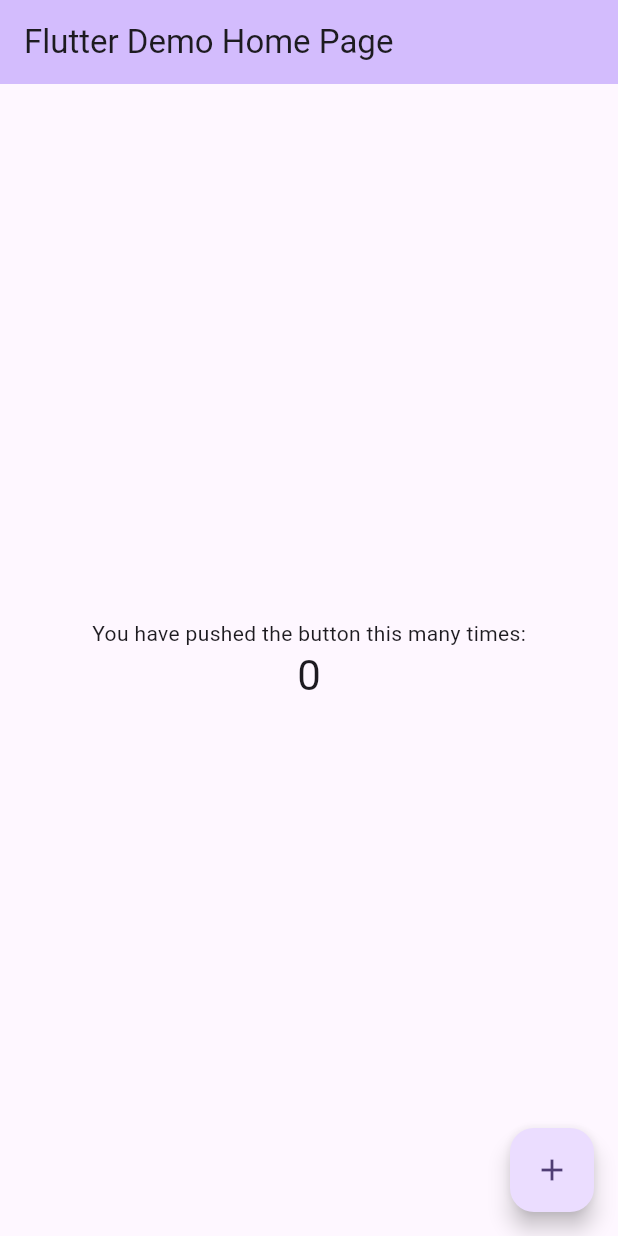
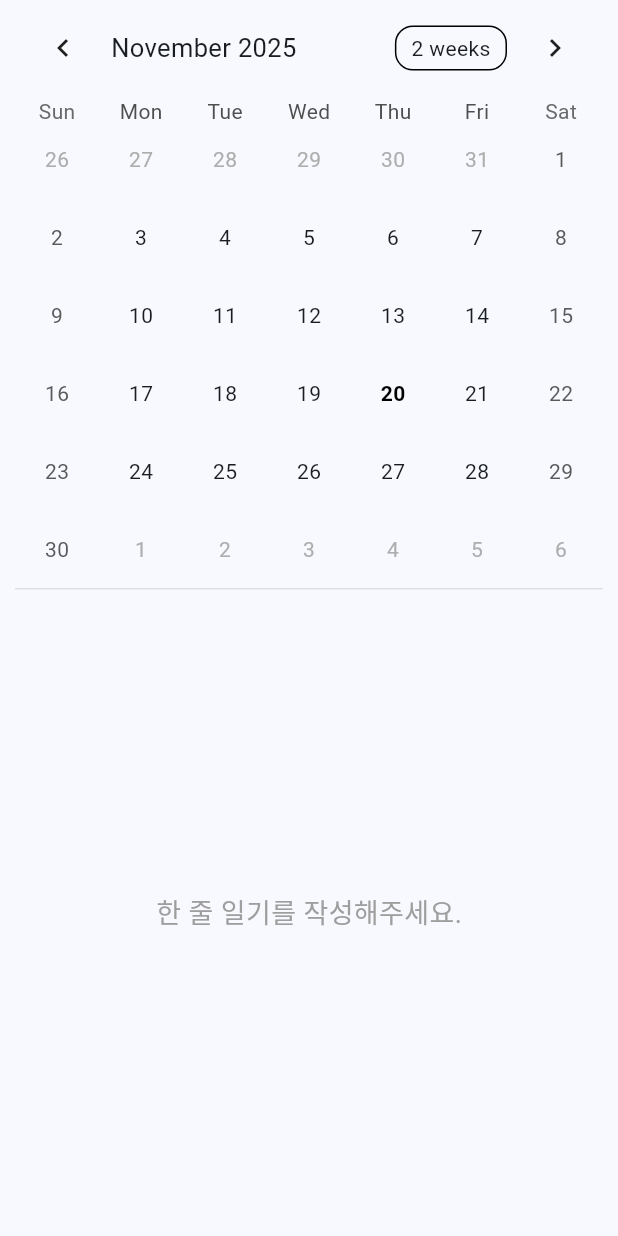
Before and after one commit to owen151128/flutter_study, a Flutter app: the screen it shows after launch, on a phone screen of 412 x 824 dp. Run offline on Flutter 3.47's test engine with Material 3 defaults, Android fonts, the phone set to English and light mode, and no system bars; drawn by our look-alikes of table_calendar; our stand-ins replace flutter_riverpod.

Commit message:
WIP 251120 093109

```diff
--- /dev/null
+++ b/one_line_diary/lib/features/main/screens/main_screen.dart
@@ -0,0 +1,56 @@
+import 'package:flutter/material.dart';
+import 'package:table_calendar/table_calendar.dart';
+
+class MainScreen extends StatelessWidget {
+  const MainScreen({super.key});
+
+  @override
+  Widget build(BuildContext context) => Scaffold(
+    body: SafeArea(
+      child: Padding(
+        padding: EdgeInsets.symmetric(horizontal: 10),
+        child: Column(
+          children: [
+            TableCalendar(
+              focusedDay: DateTime.now(),
+              firstDay: DateTime.utc(1900, 1, 1),
+              lastDay: DateTime(3000, 12, 31),
+              calendarStyle: CalendarStyle(
+                todayDecoration: BoxDecoration(color: Colors.transparent),
+                todayTextStyle: TextStyle(
+                  color: Colors.black,
+                  fontWeight: FontWeight.bold,
+                ),
+              ),
+            ),
+            Divider(height: 1, color: Colors.grey.shade300),
+            Expanded(
+              child: Center(
+                child: Text(
+                  "한 줄 일기를 작성해주세요.",
+                  style: TextStyle(color: Colors.grey, fontSize: 18),
+                ),
+              ),
+              // child: ListView.builder(
+              //   itemCount: 20,
+              //   itemBuilder: (context, index) {
+              //     return ListTile(
+              //       title: Text(
+              //         "더미 문자열 입니다 123",
+              //         style: TextStyle(fontSize: 24, color: Colors.black),
+              //         // TextStyle(color: Colors.grey, fontSize: 18)
+              //       ),
+              //       trailing: Text(
+              //         "12:34",
+              //         style: TextStyle(color: Colors.grey, fontSize: 12),
+              //       ),
+              //     );
+              //   },
+              // ),
+            ),
+          ],
+        ),
+      ),
+    ),
+  );
+}
--- a/one_line_diary/lib/main.dart
+++ b/one_line_diary/lib/main.dart
@@ -1,122 +1,5 @@
 import 'package:flutter/material.dart';
+import 'package:flutter_riverpod/flutter_riverpod.dart';
+import 'package:one_line_diary/one_line_diary_app.dart';
 
-void main() {
-  runApp(const MyApp());
-}
-
-class MyApp extends StatelessWidget {
-  const MyApp({super.key});
-
-  // This widget is the root of your application.
-  @override
-  Widget build(BuildContext context) {
-    return MaterialApp(
-      title: 'Flutter Demo',
-      theme: ThemeData(
-        // This is the theme of your application.
-        //
-        // TRY THIS: Try running your application with "flutter run". You'll see
-        // the application has a purple toolbar. Then, without quitting the app,
-        // try changing the seedColor in the colorScheme below to Colors.green
-        // and then invoke "hot reload" (save your changes or press the "hot
-        // reload" button in a Flutter-supported IDE, or press "r" if you used
-        // the command line to start the app).
-        //
-        // Notice that the counter didn't reset back to zero; the application
-        // state is not lost during the reload. To reset the state, use hot
-        // restart instead.
-        //
-        // This works for code too, not just values: Most code changes can be
-        // tested with just a hot reload.
-        colorScheme: ColorScheme.fromSeed(seedColor: Colors.deepPurple),
-      ),
-      home: const MyHomePage(title: 'Flutter Demo Home Page'),
-    );
-  }
-}
-
-class MyHomePage extends StatefulWidget {
-  const MyHomePage({super.key, required this.title});
-
-  // This widget is the home page of your application. It is stateful, meaning
-  // that it has a State object (defined below) that contains fields that affect
-  // how it looks.
-
-  // This class is the configuration for the state. It holds the values (in this
-  // case the title) provided by the parent (in this case the App widget) and
-  // used by the build method of the State. Fields in a Widget subclass are
-  // always marked "final".
-
-  final String title;
-
-  @override
-  State<MyHomePage> createState() => _MyHomePageState();
-}
-
-class _MyHomePageState extends State<MyHomePage> {
-  int _counter = 0;
-
-  void _incrementCounter() {
-    setState(() {
-      // This call to setState tells the Flutter framework that something has
-      // changed in this State, which causes it to rerun the build method below
-      // so that the display can reflect the updated values. If we changed
-      // _counter without calling setState(), then the build method would not be
-      // called again, and so nothing would appear to happen.
-      _counter++;
-    });
-  }
-
-  @override
-  Widget build(BuildContext context) {
-    // This method is rerun every time setState is called, for instance as done
-    // by the _incrementCounter method above.
-    //
-    // The Flutter framework has been optimized to make rerunning build methods
-    // fast, so that you can just rebuild anything that needs updating rather
-    // than having to individually change instances of widgets.
-    return Scaffold(
-      appBar: AppBar(
-        // TRY THIS: Try changing the color here to a specific color (to
-        // Colors.amber, perhaps?) and trigger a hot reload to see the AppBar
-        // change color while the other colors stay the same.
-        backgroundColor: Theme.of(context).colorScheme.inversePrimary,
-        // Here we take the value from the MyHomePage object that was created by
-        // the App.build method, and use it to set our appbar title.
-        title: Text(widget.title),
-      ),
-      body: Center(
-        // Center is a layout widget. It takes a single child and positions it
-        // in the middle of the parent.
-        child: Column(
-          // Column is also a layout widget. It takes a list of children and
-          // arranges them vertically. By default, it sizes itself to fit its
-          // children horizontally, and tries to be as tall as its parent.
-          //
-          // Column has various properties to control how it sizes itself and
-          // how it positions its children. Here we use mainAxisAlignment to
-          // center the children vertically; the main axis here is the vertical
-          // axis because Columns are vertical (the cross axis would be
-          // horizontal).
-          //
-          // TRY THIS: Invoke "debug painting" (choose the "Toggle Debug Paint"
-          // action in the IDE, or press "p" in the console), to see the
-          // wireframe for each widget.
-          mainAxisAlignment: MainAxisAlignment.center,
-          children: <Widget>[
-            const Text('You have pushed the button this many times:'),
-            Text(
-              '$_counter',
-              style: Theme.of(context).textTheme.headlineMedium,
-            ),
-          ],
-        ),
-      ),
-      floatingActionButton: FloatingActionButton(
-        onPressed: _incrementCounter,
-        tooltip: 'Increment',
-        child: const Icon(Icons.add),
-      ), // This trailing comma makes auto-formatting nicer for build methods.
-    );
-  }
-}
+void main() => runApp(ProviderScope(child: const OneLineDiaryApp()));
--- /dev/null
+++ b/one_line_diary/lib/one_line_diary_app.dart
@@ -0,0 +1,14 @@
+import 'package:flutter/material.dart';
+import 'package:one_line_diary/features/main/screens/main_screen.dart';
+
+class OneLineDiaryApp extends StatelessWidget {
+  const OneLineDiaryApp({super.key});
+
+  @override
+  Widget build(BuildContext context) => MaterialApp(
+    debugShowCheckedModeBanner: false,
+    title: "One line diary",
+    theme: ThemeData(colorScheme: ColorScheme.fromSeed(seedColor: Colors.blue)),
+    home: const MainScreen(),
+  );
+}
```
